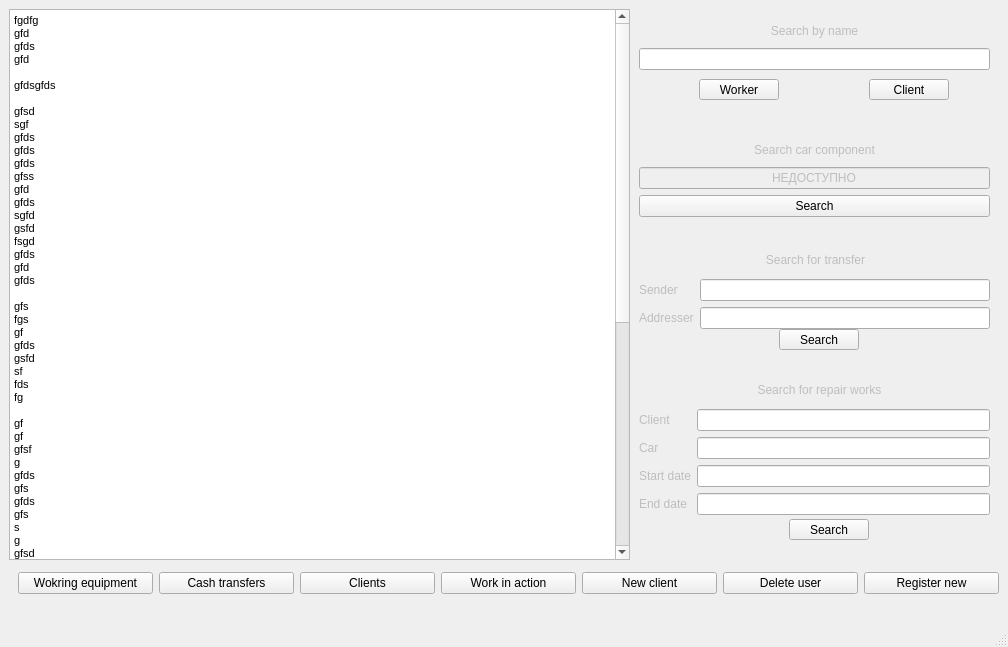
Ignat36/DB2022, file CarServiceApp/mainwindow.ui: the form before one commit.
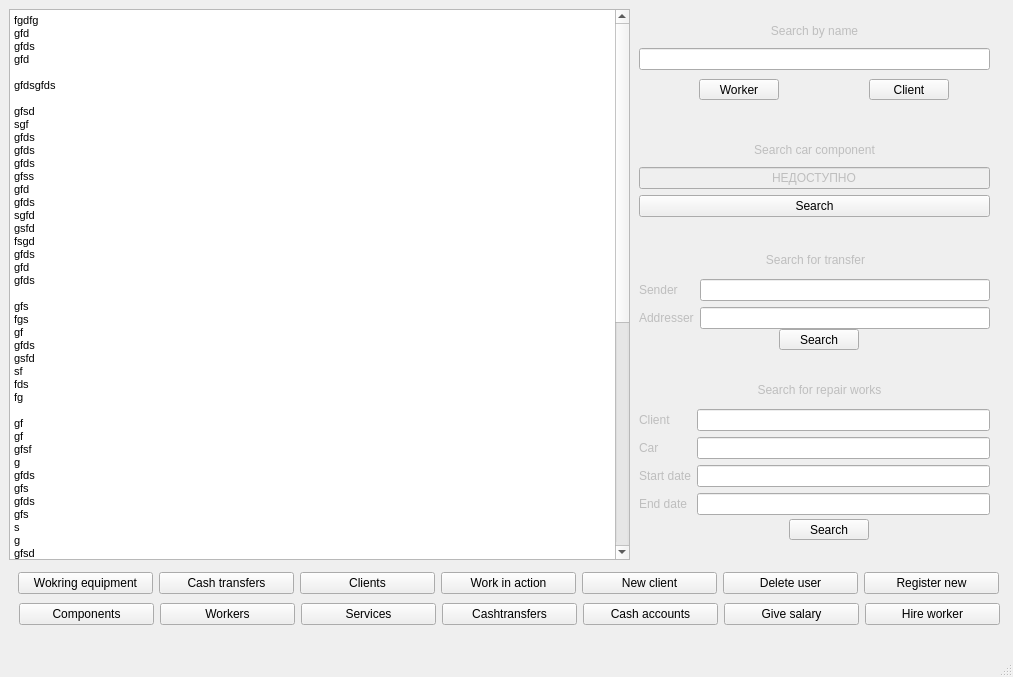
The form after the commit. The open tabs and pages were chosen to show the change.

```diff
--- a/CarServiceApp/mainwindow.ui
+++ b/CarServiceApp/mainwindow.ui
@@ -6,8 +6,8 @@
    <rect>
     <x>0</x>
     <y>0</y>
-    <width>1008</width>
-    <height>647</height>
+    <width>1013</width>
+    <height>677</height>
    </rect>
   </property>
   <property name="windowTitle">
@@ -19,8 +19,8 @@
      <rect>
       <x>9</x>
       <y>9</y>
-      <width>991</width>
-      <height>611</height>
+      <width>1001</width>
+      <height>641</height>
      </rect>
     </property>
     <property name="currentIndex">
@@ -534,6 +534,67 @@
        <string>Search</string>
       </property>
      </widget>
+     <widget class="QWidget" name="horizontalLayoutWidget_2">
+      <property name="geometry">
+       <rect>
+        <x>10</x>
+        <y>590</y>
+        <width>981</width>
+        <height>31</height>
+       </rect>
+      </property>
+      <layout class="QHBoxLayout" name="bottom_action_bar_3">
+       <item>
+        <widget class="QPushButton" name="components_button">
+         <property name="text">
+          <string>Components</string>
+         </property>
+        </widget>
+       </item>
+       <item>
+        <widget class="QPushButton" name="workers_button">
+         <property name="text">
+          <string>Workers</string>
+         </property>
+        </widget>
+       </item>
+       <item>
+        <widget class="QPushButton" name="services_button">
+         <property name="text">
+          <string>Services</string>
+         </property>
+        </widget>
+       </item>
+       <item>
+        <widget class="QPushButton" name="cashtransfers_button">
+         <property name="text">
+          <string>Cashtransfers</string>
+         </property>
+        </widget>
+       </item>
+       <item>
+        <widget class="QPushButton" name="cashaccounts_button">
+         <property name="text">
+          <string>Cash accounts</string>
+         </property>
+        </widget>
+       </item>
+       <item>
+        <widget class="QPushButton" name="givesalary_button">
+         <property name="text">
+          <string>Give salary</string>
+         </property>
+        </widget>
+       </item>
+       <item>
+        <widget class="QPushButton" name="hire_button">
+         <property name="text">
+          <string>Hire worker</string>
+         </property>
+        </widget>
+       </item>
+      </layout>
+     </widget>
     </widget>
     <widget class="QWidget" name="page_register"/>
    </widget>
```
Left out of the diff: 18 changed lines with no effect on the pictures.
